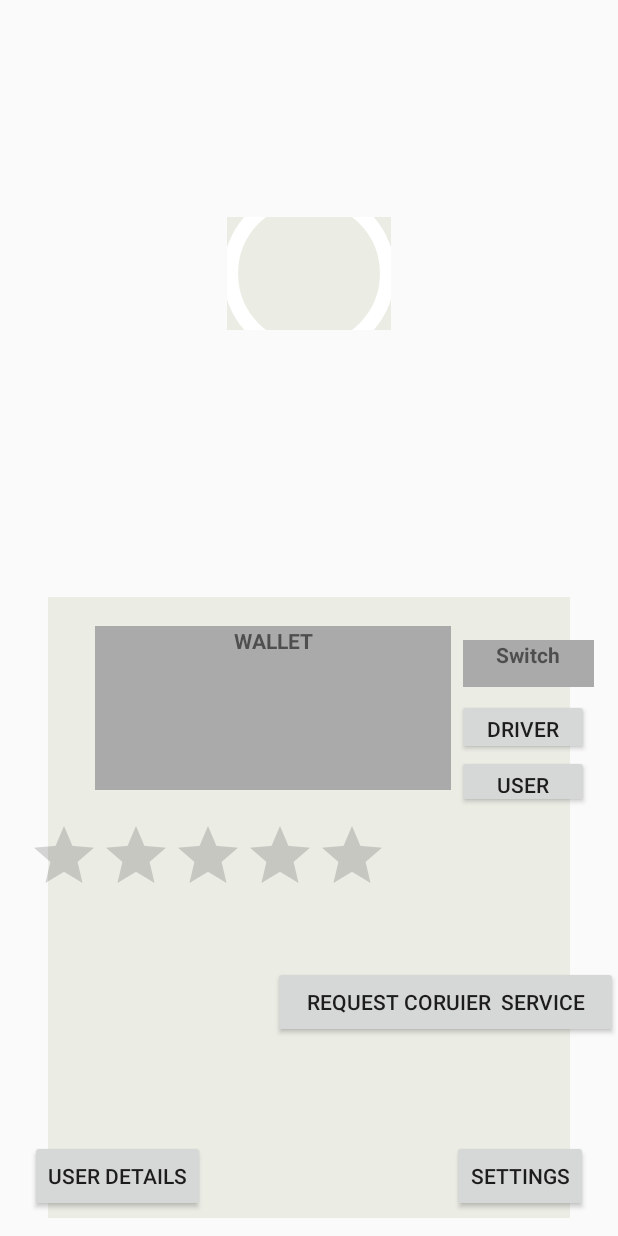
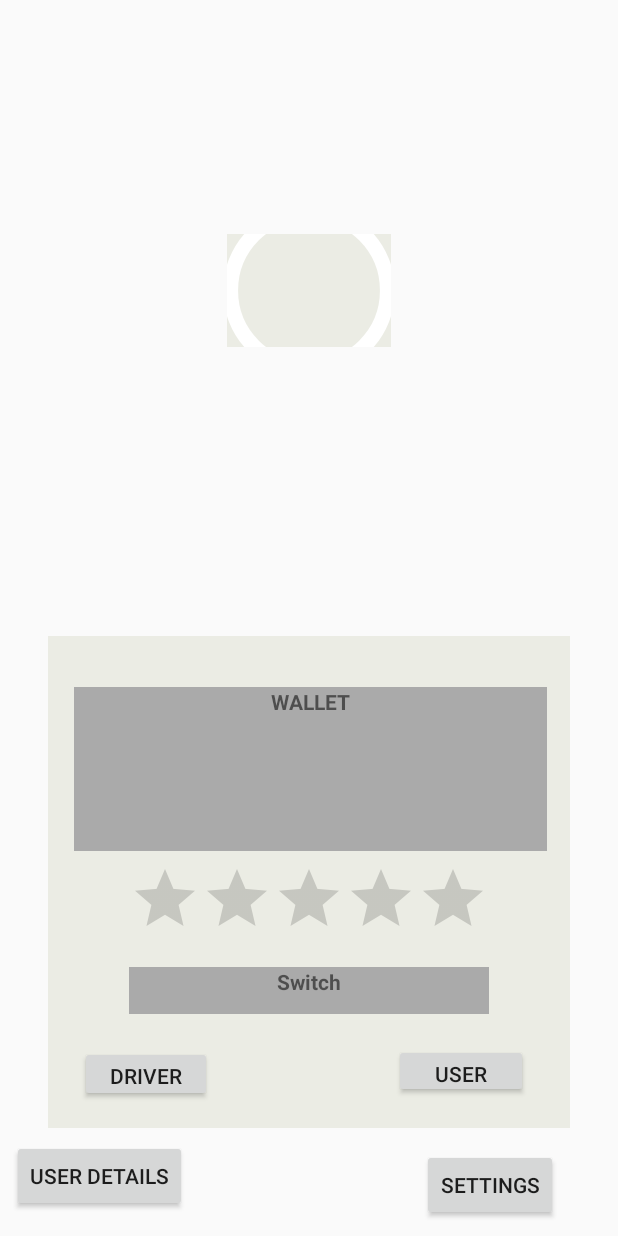
Before and after one commit to mhamwala/EnterpriseDonut, an Android app: the HomeActivity screen opened directly, with no data from a screen before it, on a phone screen of 412 x 824 dp. Run offline under Robolectric (Android 15) with nearby library versions, the phone set to English and light mode, and no system bars; our stand-ins replace Firebase (no records; nobody signed in at launch, a user with empty details on screens opened directly); 1 statement that could not run was skipped.

Commit message:
Restyling home page layout

```diff
--- a/app/src/main/res/layout/activity_home2.xml
+++ b/app/src/main/res/layout/activity_home2.xml
@@ -4,21 +4,21 @@
     xmlns:tools="http://schemas.android.com/tools"
     android:layout_width="match_parent"
     android:layout_height="match_parent"
-    tools:context="uk.ac.tees.q5113445live.enterpriseproject2.HomeActivity">
+    tools:context="uk.ac.tees.q5113445live.enterpriseproject2.HomeActivity"
+    tools:layout_editor_absoluteY="25dp">
 
     <ImageView
         android:id="@+id/imageView"
         android:layout_width="109dp"
         android:layout_height="75dp"
         android:layout_marginBottom="8dp"
-        android:layout_marginTop="16dp"
+        android:layout_marginEnd="8dp"
+        android:layout_marginStart="8dp"
+        android:layout_marginTop="8dp"
         android:background="@color/Background1"
         android:contentDescription="TODO"
         app:layout_constraintBottom_toTopOf="@+id/showUserName"
         app:layout_constraintEnd_toEndOf="parent"
-        app:layout_constraintHorizontal_bias="0.501"
-        app:layout_constraintLeft_toLeftOf="parent"
-        app:layout_constraintRight_toRightOf="parent"
         app:layout_constraintStart_toStartOf="parent"
         app:layout_constraintTop_toTopOf="parent"
         app:srcCompat="@drawable/circle" />
@@ -26,16 +26,14 @@
     <GridLayout
         android:id="@+id/gridLayout"
         android:layout_width="348dp"
-        android:layout_height="414dp"
-        android:layout_marginBottom="8dp"
-        android:layout_marginEnd="8dp"
-        android:layout_marginStart="8dp"
-        android:layout_marginTop="8dp"
+        android:layout_height="328dp"
+        android:layout_marginBottom="72dp"
         android:background="@color/Background1"
         app:layout_constraintBottom_toBottomOf="parent"
-        app:layout_constraintEnd_toEndOf="parent"
-        app:layout_constraintStart_toStartOf="parent"
-        app:layout_constraintTop_toBottomOf="@+id/showUserName">
+        app:layout_constraintLeft_toLeftOf="parent"
+        app:layout_constraintRight_toRightOf="parent"
+        app:layout_constraintTop_toTopOf="@+id/textView3"
+        app:layout_constraintVertical_bias="1.0">
 
     </GridLayout>
 
@@ -43,67 +41,38 @@
         android:id="@+id/showUserName"
         android:layout_width="219dp"
         android:layout_height="29dp"
-        android:layout_marginBottom="32dp"
-        android:layout_marginEnd="8dp"
-        android:layout_marginStart="8dp"
+        android:layout_marginBottom="8dp"
         android:textAlignment="center"
         android:textAllCaps="true"
-        app:layout_constraintBottom_toTopOf="@+id/textView3"
-        app:layout_constraintEnd_toEndOf="parent"
-        app:layout_constraintHorizontal_bias="0.504"
+        app:layout_constraintBottom_toTopOf="@+id/gridLayout"
+        app:layout_constraintHorizontal_bias="0.503"
         app:layout_constraintLeft_toLeftOf="parent"
-        app:layout_constraintRight_toRightOf="parent"
-        app:layout_constraintStart_toStartOf="parent" />
+        app:layout_constraintRight_toRightOf="parent" />
 
     <Button
         android:id="@+id/button2"
         android:layout_width="wrap_content"
         android:layout_height="wrap_content"
-        android:layout_marginBottom="16dp"
-        android:layout_marginRight="20dp"
+        android:layout_marginBottom="4dp"
+        android:layout_marginRight="40dp"
+        android:layout_marginTop="8dp"
         android:text="Settings"
         app:layout_constraintBottom_toBottomOf="parent"
-        app:layout_constraintRight_toRightOf="parent" />
+        app:layout_constraintRight_toRightOf="parent"
+        app:layout_constraintTop_toBottomOf="@+id/gridLayout" />
 
     <TextView
         android:id="@+id/textView3"
-        android:layout_width="237dp"
+        android:layout_width="315dp"
         android:layout_height="109dp"
-        android:layout_marginBottom="20dp"
-        android:layout_marginEnd="8dp"
+        android:layout_marginBottom="8dp"
         android:background="@color/Background2"
         android:text="Wallet"
         android:textAlignment="center"
         android:textAllCaps="true"
         android:textStyle="bold"
         app:layout_constraintBottom_toTopOf="@+id/ratingBar2"
-        app:layout_constraintEnd_toStartOf="@+id/textView2"
-        app:layout_constraintHorizontal_bias="1.0"
-        app:layout_constraintLeft_toLeftOf="parent"
-        app:layout_constraintStart_toStartOf="parent" />
-
-    <RatingBar
-        android:id="@+id/ratingBar2"
-        android:layout_width="241dp"
-        android:layout_height="wrap_content"
-        android:layout_marginBottom="40dp"
-        android:layout_marginEnd="8dp"
-        android:layout_marginStart="8dp"
-        app:layout_constraintBottom_toTopOf="@+id/RequestButton"
-        app:layout_constraintEnd_toEndOf="parent"
-        app:layout_constraintHorizontal_bias="0.071"
-        app:layout_constraintLeft_toLeftOf="parent"
-        app:layout_constraintRight_toRightOf="parent"
-        app:layout_constraintStart_toStartOf="parent" />
-
-    <Button
-        android:id="@+id/RequestButton"
-        android:layout_width="230dp"
-        android:layout_height="wrap_content"
-        android:layout_marginBottom="132dp"
-        android:text="Request coruier  service"
-        app:layout_constraintBottom_toBottomOf="parent"
-        app:layout_constraintEnd_toEndOf="parent"
+        app:layout_constraintHorizontal_bias="0.511"
         app:layout_constraintLeft_toLeftOf="parent"
         app:layout_constraintRight_toRightOf="parent" />
 
@@ -111,49 +80,67 @@
         android:id="@+id/userDetails"
         android:layout_width="wrap_content"
         android:layout_height="wrap_content"
-        android:layout_marginBottom="16dp"
-        android:layout_marginLeft="20dp"
+        android:layout_marginBottom="4dp"
+        android:layout_marginEnd="108dp"
+        android:layout_marginStart="8dp"
+        android:layout_marginTop="8dp"
         android:text="User Details"
         app:layout_constraintBottom_toBottomOf="parent"
-        app:layout_constraintLeft_toLeftOf="parent" />
+        app:layout_constraintEnd_toStartOf="@+id/button2"
+        app:layout_constraintHorizontal_bias="0.0"
+        app:layout_constraintStart_toStartOf="parent"
+        app:layout_constraintTop_toBottomOf="@+id/gridLayout"
+        app:layout_constraintVertical_bias="0.0" />
 
     <TextView
         android:id="@+id/textView2"
-        android:layout_width="87dp"
+        android:layout_width="240dp"
         android:layout_height="31dp"
-        android:layout_marginBottom="8dp"
-        android:layout_marginRight="16dp"
-        android:layout_marginTop="16dp"
+        android:layout_marginBottom="148dp"
         android:background="@color/Background2"
         android:text="Switch"
         android:textAlignment="center"
         android:textStyle="bold"
-        app:layout_constraintBottom_toTopOf="@+id/button3"
+        app:layout_constraintBottom_toBottomOf="parent"
+        app:layout_constraintEnd_toEndOf="parent"
+        app:layout_constraintLeft_toLeftOf="parent"
         app:layout_constraintRight_toRightOf="parent"
-        app:layout_constraintTop_toBottomOf="@+id/showUserName"
-        app:layout_constraintVertical_bias="1.0" />
+        app:layout_constraintStart_toStartOf="parent" />
+
+    <RatingBar
+        android:id="@+id/ratingBar2"
+        android:layout_width="240dp"
+        android:layout_height="wrap_content"
+        android:layout_marginBottom="12dp"
+        app:layout_constraintBottom_toTopOf="@+id/textView2"
+        app:layout_constraintLeft_toLeftOf="parent"
+        app:layout_constraintRight_toRightOf="parent" />
+
+    <Button
+        android:id="@+id/RequestButton"
+        android:layout_width="89dp"
+        android:layout_height="36dp"
+        android:layout_marginBottom="8dp"
+        android:layout_marginEnd="60dp"
+        android:layout_marginTop="8dp"
+        android:text="User"
+        app:layout_constraintBottom_toBottomOf="@+id/gridLayout"
+        app:layout_constraintEnd_toEndOf="parent"
+        app:layout_constraintTop_toBottomOf="@+id/textView2" />
 
     <Button
         android:id="@+id/button3"
         android:layout_width="wrap_content"
         android:layout_height="37dp"
-        android:layout_marginRight="16dp"
-        android:layout_marginStart="4dp"
+        android:layout_marginBottom="8dp"
+        android:layout_marginEnd="16dp"
+        android:layout_marginStart="8dp"
+        android:layout_marginTop="12dp"
         android:text="Driver"
-        app:layout_constraintBottom_toTopOf="@+id/button4"
-        app:layout_constraintRight_toRightOf="parent"
-        app:layout_constraintStart_toEndOf="@+id/textView3" />
-
-    <Button
-        android:id="@+id/button4"
-        android:layout_width="wrap_content"
-        android:layout_height="35dp"
-        android:layout_marginBottom="8dp"
-        android:layout_marginRight="20dp"
-        android:layout_marginStart="4dp"
-        android:text="User"
-        app:layout_constraintBottom_toTopOf="@+id/ratingBar2"
-        app:layout_constraintRight_toRightOf="parent"
-        app:layout_constraintStart_toEndOf="@+id/textView3" />
+        app:layout_constraintBottom_toBottomOf="@+id/gridLayout"
+        app:layout_constraintEnd_toStartOf="@+id/RequestButton"
+        app:layout_constraintHorizontal_bias="0.303"
+        app:layout_constraintStart_toStartOf="parent"
+        app:layout_constraintTop_toBottomOf="@+id/textView2" />
 
 </android.support.constraint.ConstraintLayout>
--- a/app/src/main/res/values/strings.xml
+++ b/app/src/main/res/values/strings.xml
@@ -25,7 +25,7 @@
     <string name="showUserNumber">Get the current users number</string>
     <string name="showUserLocation">Get the current users location</string>
     <string name="showUserEmail">Get the current users email</string>
-    <string name="RequestButton">Request Service</string>
+    <string name="RequestButton">User</string>
     <string name="userDetails">User Details</string>
 
     //request courier service page
```
